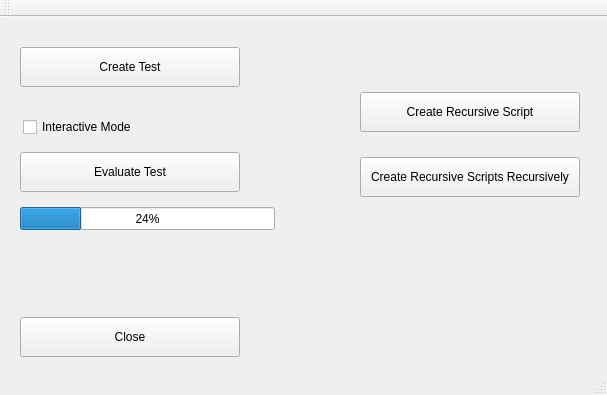
The window that tools/auto-tester/src/ui/AutoTester.ui (vircadia/vircadia-native-core) describes before a commit, drawn with Qt 5.
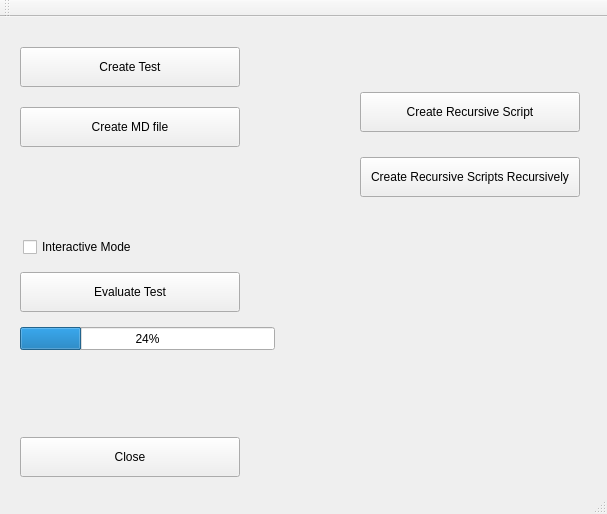
The same window after the commit.

Commit message: Added MD file to autoTester.

```diff
--- a/tools/auto-tester/src/ui/AutoTester.ui
+++ b/tools/auto-tester/src/ui/AutoTester.ui
@@ -7,7 +7,7 @@
     <x>0</x>
     <y>0</y>
     <width>607</width>
-    <height>395</height>
+    <height>514</height>
    </rect>
   </property>
   <property name="windowTitle">
@@ -18,7 +18,7 @@
     <property name="geometry">
      <rect>
       <x>20</x>
-      <y>300</y>
+      <y>420</y>
       <width>220</width>
       <height>40</height>
      </rect>
@@ -44,7 +44,7 @@
     <property name="geometry">
      <rect>
       <x>20</x>
-      <y>135</y>
+      <y>255</y>
       <width>220</width>
       <height>40</height>
      </rect>
@@ -70,7 +70,7 @@
     <property name="geometry">
      <rect>
       <x>23</x>
-      <y>100</y>
+      <y>220</y>
       <width>131</width>
       <height>20</height>
      </rect>
@@ -86,7 +86,7 @@
     <property name="geometry">
      <rect>
       <x>20</x>
-      <y>190</y>
+      <y>310</y>
       <width>255</width>
       <height>23</height>
      </rect>
@@ -108,6 +108,19 @@
      <string>Create Recursive Scripts Recursively</string>
     </property>
    </widget>
+   <widget class="QPushButton" name="createMDFileButton">
+    <property name="geometry">
+     <rect>
+      <x>20</x>
+      <y>90</y>
+      <width>220</width>
+      <height>40</height>
+     </rect>
+    </property>
+    <property name="text">
+     <string>Create MD file</string>
+    </property>
+   </widget>
   </widget>
   <widget class="QMenuBar" name="menuBar">
    <property name="geometry">
```
The commit also changes 4 other files.
